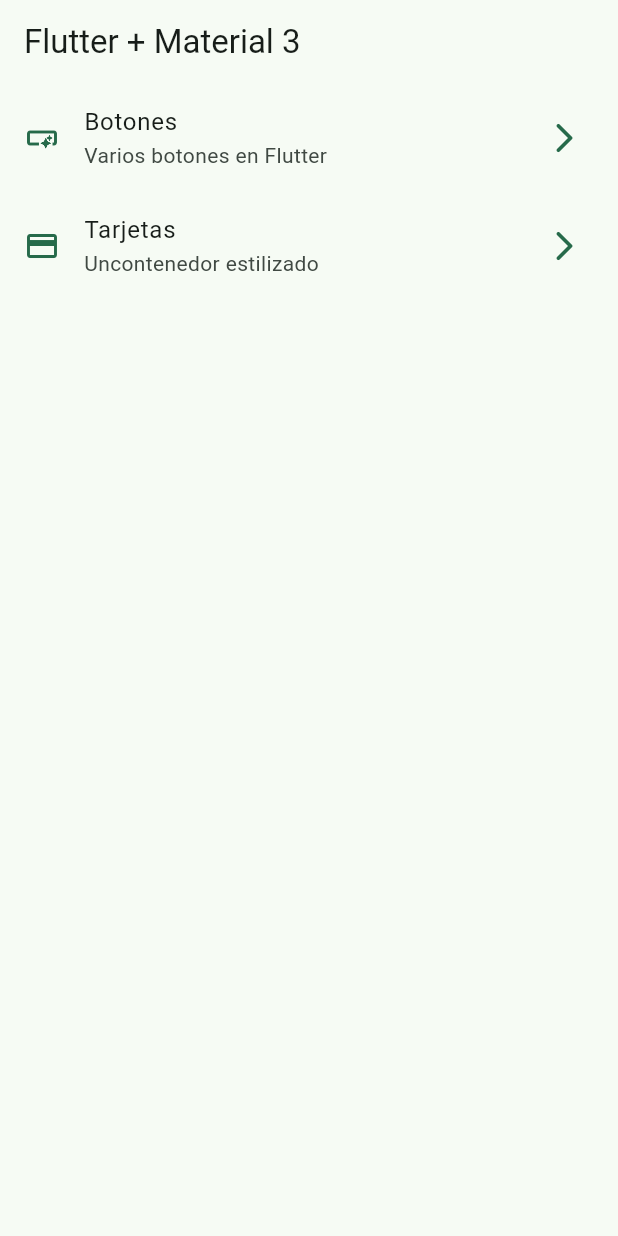
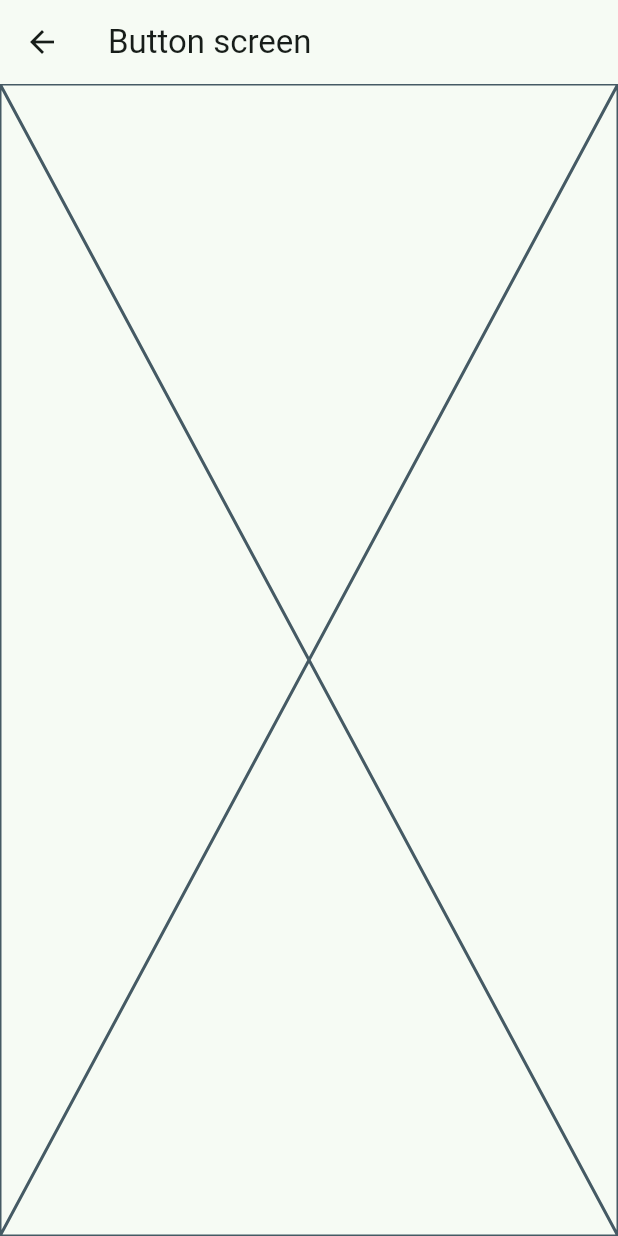
Before and after one commit to Guillermo-NH/widgets_app, a Flutter app: the screen it shows after launch, after a tap on "Botones", on a phone screen of 412 x 824 dp. Run offline on Flutter 3.47's test engine with Material 2 defaults, Android fonts, the phone set to English and light mode, and no system bars.

Commit message:
navegacion entre pantallas

```diff
--- a/lib/config/menu/menu_items.dart
+++ b/lib/config/menu/menu_items.dart
@@ -17,11 +17,11 @@ const appMenuItems = <MenuItem>[
   MenuItem(
       title: 'Botones',
       subTitle: 'Varios botones en Flutter',
-      link: '/botones',
+      link: '/buttons',
       icon: Icons.smart_button_outlined),
   MenuItem(
       title: 'Tarjetas',
       subTitle: 'Uncontenedor estilizado',
-      link: '7card',
+      link: '/cards',
       icon: Icons.credit_card)
 ];
--- a/lib/main.dart
+++ b/lib/main.dart
@@ -1,5 +1,7 @@
 import 'package:flutter/material.dart';
 import 'package:widgets_app/config/theme/app_theme.dart';
+import 'package:widgets_app/presentation/screens/buttons/buttons_screen.dart';
+import 'package:widgets_app/presentation/screens/cards/cards_screen.dart';
 
 import 'presentation/screens/home/home_screen.dart';
 
@@ -15,6 +17,10 @@ class MyApp extends StatelessWidget {
       debugShowCheckedModeBanner: false,
       theme: AppTheme(selectedColor: 0).getThema(),
       home: const HomeScreen(),
+      routes: {
+        '/buttons': (context) => const ButtonsScreen(),
+        '/cards': (context) => const CardsScreen()
+      },
     );
   }
 }
--- /dev/null
+++ b/lib/presentation/screens/buttons/buttons_screen.dart
@@ -0,0 +1,13 @@
+import 'package:flutter/material.dart';
+
+class ButtonsScreen extends StatelessWidget {
+  const ButtonsScreen({super.key});
+
+  @override
+  Widget build(BuildContext context) {
+    return Scaffold(
+      appBar: AppBar(title: const Text('Button screen')),
+      body: const Placeholder(),
+    );
+  }
+}
--- a/lib/presentation/screens/home/home_screen.dart
+++ b/lib/presentation/screens/home/home_screen.dart
@@ -47,7 +47,9 @@ class _CustomListTile extends StatelessWidget {
       subtitle: Text(menuItem.subTitle),
       leading: Icon(menuItem.icon, color: colors.primary),
       trailing: Icon(Icons.arrow_forward_ios_rounded, color: colors.primary),
-      onTap: () {},
+      onTap: () {
+        Navigator.pushNamed(context, menuItem.link);
+      },
     );
   }
 }
```
Also changed, not shown: lib/presentation/screens/cards/cards_screen.dart (added, +13 -0 lines).
